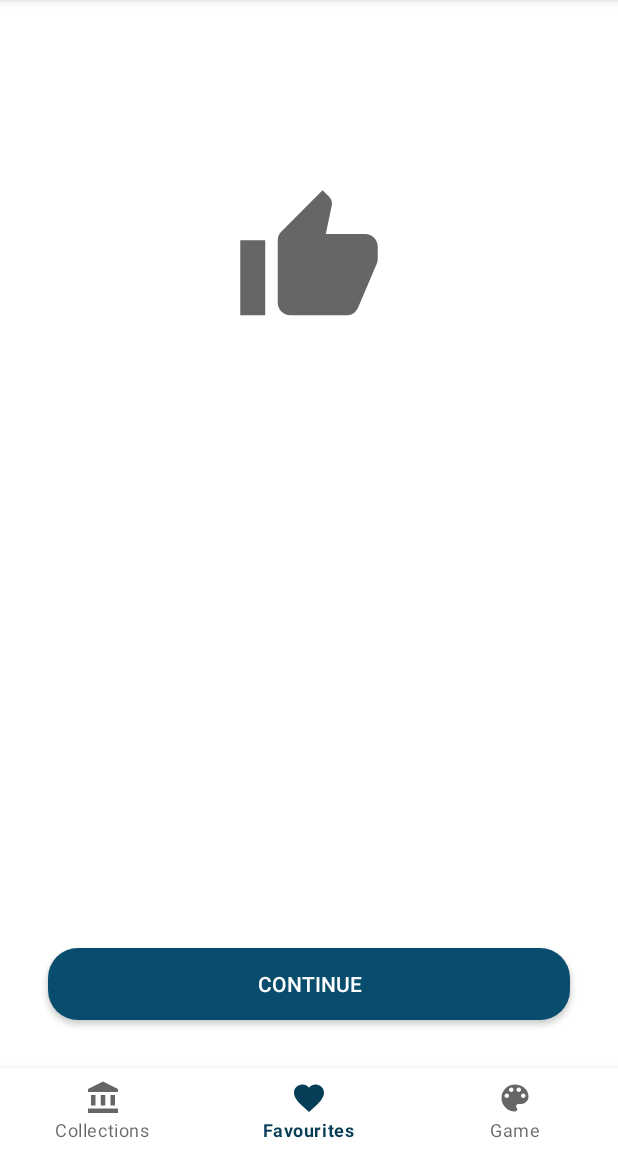
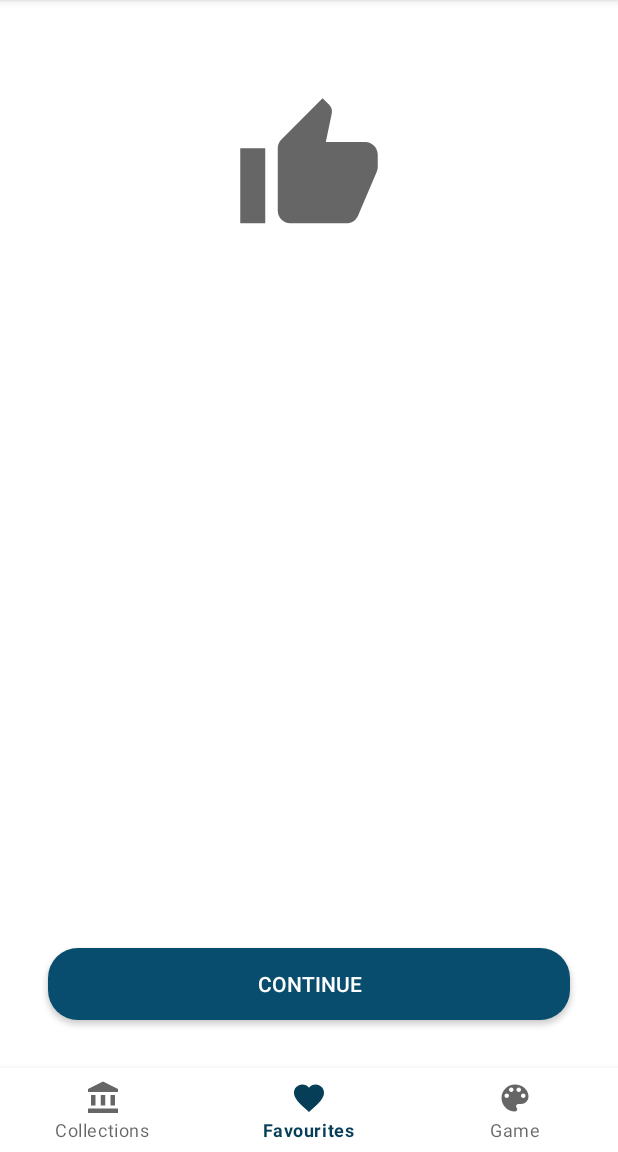
Before and after one commit to santukis/cleanArchitecture, an Android app: the fragment AnswerFragment placed in its activity, item 2 of the bottom bar chosen, on a phone screen of 412 x 824 dp, the part 84-1236 px from its top. Run offline under Robolectric (Android 15) with nearby library versions, the light colour scheme and no system bars; our stand-ins replace data binding, navigation-ui; libraries missing offline, so code that uses them is left out: com.frikiplanet.proteo, org.kodein.di; pictures from the network do not load; 6 statements that could not run were skipped.

Commit message:
implemented basic game flow

```diff
--- a/app/src/main/java/com/santukis/cleanarchitecture/game/ui/fragments/AnswerFragment.kt
+++ b/app/src/main/java/com/santukis/cleanarchitecture/game/ui/fragments/AnswerFragment.kt
@@ -2,6 +2,7 @@ package com.santukis.cleanarchitecture.game.ui.fragments
 
 import android.view.LayoutInflater
 import android.view.ViewGroup
+import com.santukis.cleanarchitecture.core.domain.model.Response
 import com.santukis.cleanarchitecture.core.ui.fragments.BaseFragment
 import com.santukis.cleanarchitecture.databinding.FragmentGameAnswerBinding
 
@@ -18,5 +19,10 @@ class AnswerFragment: BaseFragment<FragmentGameAnswerBinding>() {
     override fun initializeViewListeners(binding: FragmentGameAnswerBinding) {
         super.initializeViewListeners(binding)
 
+        gameViewModel?.question?.observe(viewLifecycleOwner) { question ->
+            if (question is Response.Success) {
+                binding.question = question.data
+            }
+        }
     }
 }
--- a/app/src/main/java/com/santukis/cleanarchitecture/game/ui/fragments/GameFragment.kt
+++ b/app/src/main/java/com/santukis/cleanarchitecture/game/ui/fragments/GameFragment.kt
@@ -24,7 +24,6 @@ class GameFragment: BaseFragment<FragmentGameBinding>() {
 
     override fun initializeViewListeners(binding: FragmentGameBinding) {
         super.initializeViewListeners(binding)
-
         gameViewModel?.screen?.observe(viewLifecycleOwner) { screen ->
             binding.fragmentContainer.setCurrentItem(screen, true)
         }
--- a/app/src/main/java/com/santukis/cleanarchitecture/game/ui/fragments/QuestionFragment.kt
+++ b/app/src/main/java/com/santukis/cleanarchitecture/game/ui/fragments/QuestionFragment.kt
@@ -19,7 +19,7 @@ class QuestionFragment: BaseFragment<FragmentGameQuestionBinding>() {
     override fun initializeViewListeners(binding: FragmentGameQuestionBinding) {
         super.initializeViewListeners(binding)
 
-        gameViewModel?.question?.observe(this) { response ->
+        gameViewModel?.question?.observe(viewLifecycleOwner) { response ->
             when(response) {
                 is Response.Success -> binding.setQuestion(response.data)
                 is Response.Error -> {}
--- a/app/src/main/res/layout/fragment_game_answer.xml
+++ b/app/src/main/res/layout/fragment_game_answer.xml
@@ -15,11 +15,6 @@
 
     </data>
 
-    <androidx.core.widget.NestedScrollView
-        android:layout_width="match_parent"
-        android:layout_height="match_parent"
-        android:fillViewport="true">
-
     <androidx.constraintlayout.widget.ConstraintLayout
         android:layout_width="match_parent"
         android:layout_height="match_parent">
@@ -28,40 +23,47 @@
             android:id="@+id/result"
             android:layout_width="100dp"
             android:layout_height="100dp"
-                app:layout_constraintTop_toTopOf="parent"
+            android:src="@drawable/ic_right"
             app:layout_constraintBottom_toBottomOf="parent"
             app:layout_constraintLeft_toLeftOf="parent"
             app:layout_constraintRight_toRightOf="parent"
-                app:layout_constraintVertical_bias="0.2"
-                android:src="@drawable/ic_right"/>
+            app:layout_constraintTop_toTopOf="parent"
+            app:layout_constraintVertical_bias="0.1"
+            app:setAnwserIcon="@{question.rightAnswer}" />
+
+        <androidx.core.widget.NestedScrollView
+            android:layout_width="match_parent"
+            android:layout_height="match_parent"
+            android:fillViewport="true">
 
             <androidx.appcompat.widget.AppCompatTextView
                 android:id="@+id/description"
+                style="@style/TextAppearance.AppCompat.Medium"
                 android:layout_width="match_parent"
                 android:layout_height="wrap_content"
+                android:gravity="center"
+                android:padding="@dimen/normal_space"
+                android:text="@{question.options.get(question.rightOption).description}"
+                app:layout_constraintBottom_toTopOf="@id/action"
                 app:layout_constraintTop_toBottomOf="@id/result"
-                app:layout_constraintBottom_toTopOf="@id/action"
                 app:layout_constraintVertical_bias="0.3"
-                style="@style/TextAppearance.AppCompat.Medium"
-                android:padding="@dimen/normal_space"
-                android:gravity="center"
-                tools:text="¿Quién es el autor de esta obra"/>
+                tools:text="Descripción de la obra mostrada" />
+
+        </androidx.core.widget.NestedScrollView>
 
         <androidx.appcompat.widget.AppCompatButton
             android:id="@+id/action"
             android:layout_width="match_parent"
             android:layout_height="wrap_content"
+            android:layout_margin="@dimen/xlarge_space"
+            android:background="@drawable/round_square_background"
+            android:onClick="@{() -> viewmodel.loadQuestion()}"
+            android:text="@string/next"
+            android:textColor="@color/white"
+            app:layout_constraintBottom_toBottomOf="parent"
             app:layout_constraintLeft_toLeftOf="parent"
-                app:layout_constraintRight_toRightOf="parent"
-                app:layout_constraintBottom_toBottomOf="parent"
-                android:background="@drawable/round_square_background"
-                android:textColor="@color/white"
-                android:layout_margin="@dimen/xlarge_space"
-                android:onClick="@{() -> viewmodel.loadQuestion()}"
-                android:text="@string/next"/>
+            app:layout_constraintRight_toRightOf="parent" />
 
     </androidx.constraintlayout.widget.ConstraintLayout>
 
-    </androidx.core.widget.NestedScrollView>
-
 </layout>
```
Also changed, not shown: app/src/main/java/com/santukis/cleanarchitecture/game/domain/model/Game.kt (added, +22 -0 lines), app/src/main/java/com/santukis/cleanarchitecture/game/domain/model/Question.kt (deleted, +0 -14 lines), app/src/main/java/com/santukis/cleanarchitecture/game/ui/binding/GameBinding.kt (+11 -0 lines), app/src/main/java/com/santukis/cleanarchitecture/game/ui/viewmodels/GameViewModel.kt (+9 -1 lines), app/src/main/res/drawable/ic_wrong.xml (added, +10 -0 lines). Lines whose indentation alone changed are shown as unchanged.
